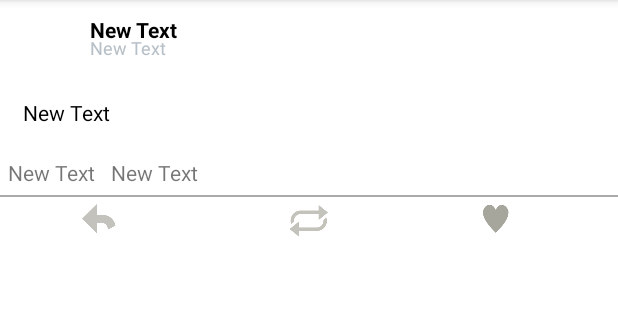
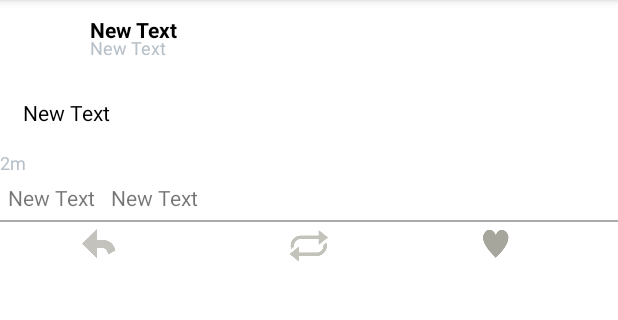
Before and after one commit to camcuz97/TwitterClientApp, an Android app: the DetailActivity screen opened directly, with no data from a screen before it, on a phone screen of 412 x 824 dp, the part 84-404 px from its top. Run offline under Robolectric (Android 15) with nearby library versions, the phone set to English and light mode, and no system bars; our stand-ins replace Picasso; libraries missing offline, so code that uses them is left out: org.parceler; pictures from the network do not load; 9 statements that could not run were skipped.

Commit message:
finished for now

```diff
--- a/app/src/main/java/com/codepath/apps/mysimpletweets/DetailActivity.java
+++ b/app/src/main/java/com/codepath/apps/mysimpletweets/DetailActivity.java
@@ -21,7 +21,7 @@ public class DetailActivity extends AppCompatActivity {
     ImageView ivMedia;
     ImageView ivReply;
     ImageView ivRetweet;
-    ImageView ivFav;
+    ImageView ivLikes;
 
     Tweet tweet;
 
@@ -52,6 +52,6 @@ public class DetailActivity extends AppCompatActivity {
         tvRetweets = (TextView) findViewById(R.id.tvRetweets);
         ivMedia = (ImageView) findViewById(R.id.ivMedia);
         ivRetweet = (ImageView) findViewById(R.id.ivRetweet);
-        ivFav = (ImageView) findViewById(R.id.ivFav);
+        ivLikes = (ImageView) findViewById(R.id.ivFav);
     }
 }
--- a/app/src/main/res/layout/activity_detail.xml
+++ b/app/src/main/res/layout/activity_detail.xml
@@ -70,8 +70,7 @@
         android:id="@+id/tvTimeStamp"
         android:textSize="12sp"
         android:textColor="@color/handle_color"
-        android:layout_below="@+id/tvBody"
-        android:layout_above="@id/tvRetweets"
+        android:layout_below="@+id/ivMedia"
         android:layout_alignParentLeft="true"
         android:layout_alignParentStart="true" />
 
@@ -80,7 +79,7 @@
         android:layout_height="wrap_content"
         android:text="New Text"
         android:id="@+id/tvRetweets"
-        android:layout_below="@+id/ivMedia"
+        android:layout_below="@+id/tvTimeStamp"
         android:layout_alignParentLeft="true"
         android:layout_alignParentStart="true"
         android:background="#FFFFFF"
```
